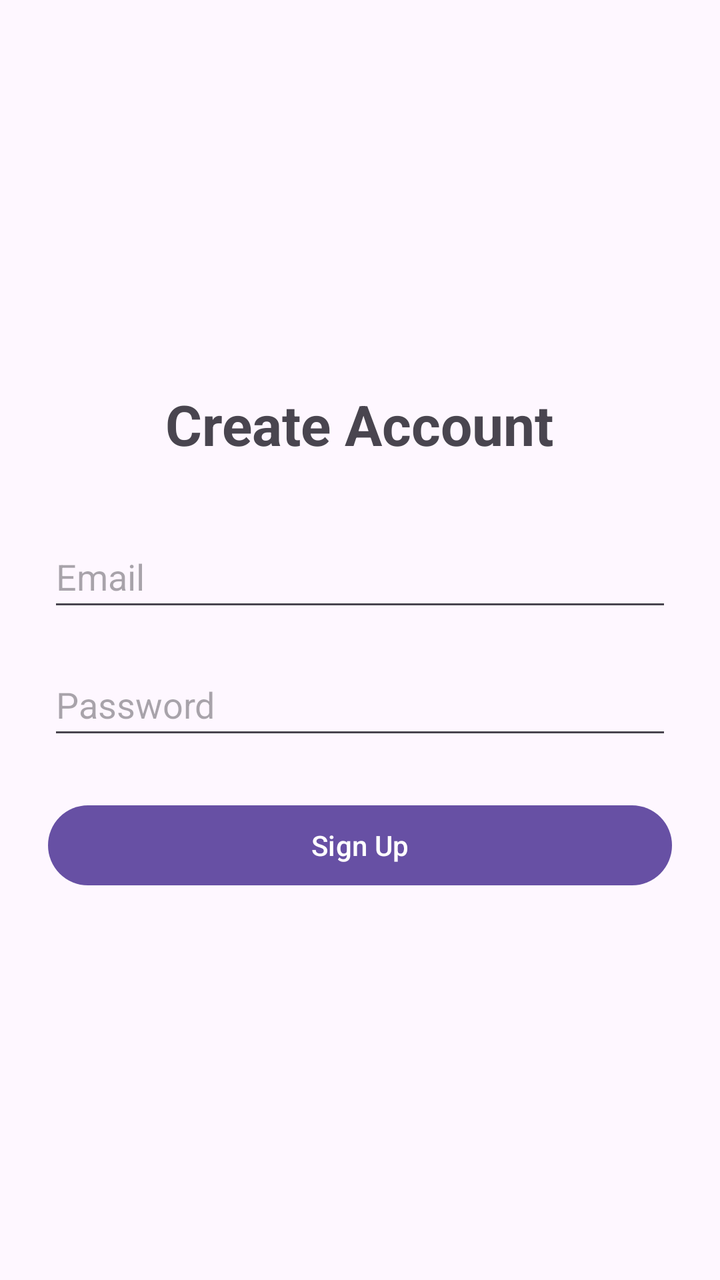
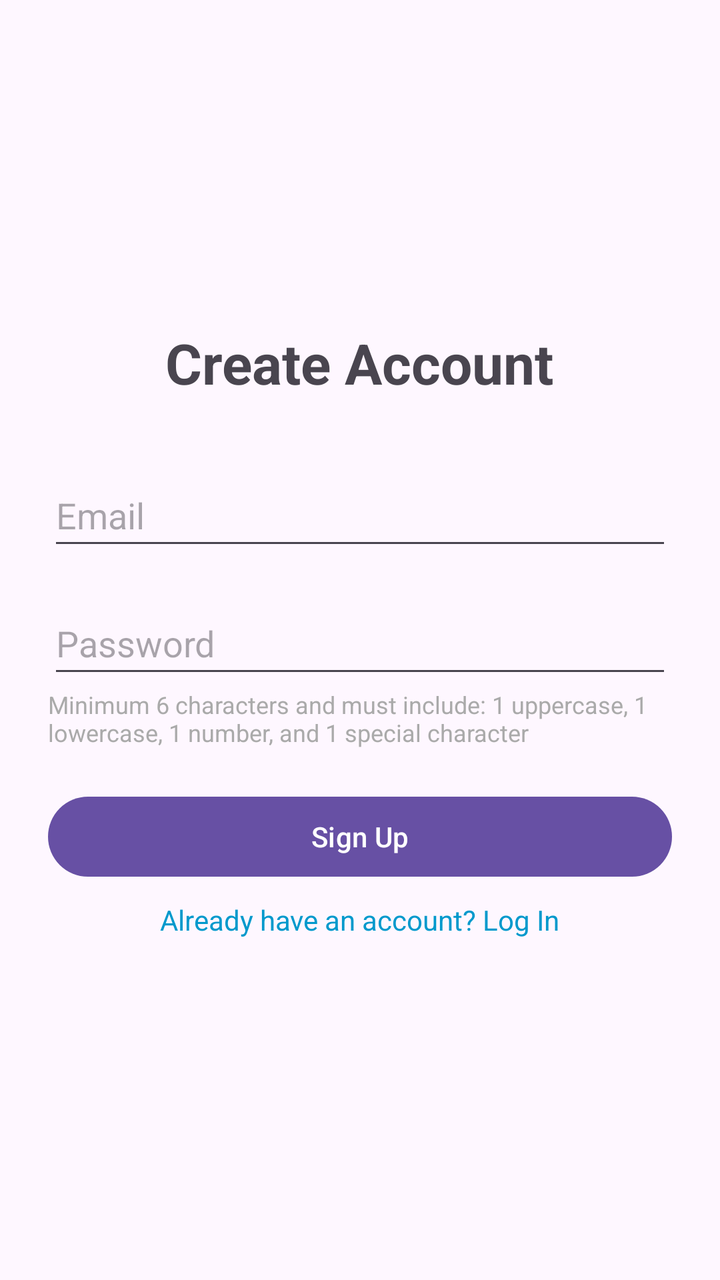

An Android layout rendered at two revisions. The XML below is the earlier revision; the diff shows what the commit changed to produce the second picture.
<!-- AndroidManifest.xml: application theme Theme.CMPT276Group2 -->
<!-- res/layout/activity_sign_up.xml -->
<?xml version="1.0" encoding="utf-8"?>
<LinearLayout xmlns:android="http://schemas.android.com/apk/res/android"
    android:layout_width="match_parent"
    android:layout_height="match_parent"
    android:orientation="vertical"
    android:padding="24dp"
    android:gravity="center">

    <TextView
        android:layout_width="wrap_content"
        android:layout_height="wrap_content"
        android:text="Create Account"
        android:textSize="28sp"
        android:textStyle="bold"
        android:layout_marginBottom="32dp"/>

    <EditText
        android:id="@+id/emailField"
        android:layout_width="match_parent"
        android:layout_height="wrap_content"
        android:hint="Email"
        android:inputType="textEmailAddress"
        android:minHeight="48dp"
        android:layout_marginBottom="16dp"/>

    <EditText
        android:id="@+id/passwordField"
        android:layout_width="match_parent"
        android:layout_height="wrap_content"
        android:hint="Password"
        android:inputType="textPassword"
        android:minHeight="48dp"
        android:layout_marginBottom="24dp"/>

    <Button
        android:id="@+id/signUpButton"
        android:layout_width="match_parent"
        android:layout_height="wrap_content"
        android:text="Sign Up"
        android:minHeight="48dp"/>

</LinearLayout>
<!-- resources referenced by this layout -->
<resources>
  <style name="Theme.CMPT276Group2" parent="Base.Theme.CMPT276Group2" />
  <style name="Base.Theme.CMPT276Group2" parent="Theme.Material3.DayNight.NoActionBar">
          
          
      </style>
</resources>

<!-- the commit's change to res/layout/activity_sign_up.xml (unified diff, before → after) -->
@@ -29,8 +29,16 @@
         android:layout_height="wrap_content"
         android:hint="Password"
         android:inputType="textPassword"
-        android:minHeight="48dp"
-        android:layout_marginBottom="24dp"/>
+        android:minHeight="48dp" />
+
+    <TextView
+        android:id="@+id/passwordReq"
+        android:layout_width="match_parent"
+        android:layout_height="wrap_content"
+        android:text="Minimum 6 characters and must include: 1 uppercase, 1 lowercase, 1 number, and 1 special character"
+        android:textSize="12sp"
+        android:textColor="@android:color/darker_gray"
+        android:layout_marginBottom="20dp" />
 
     <Button
         android:id="@+id/signUpButton"
@@ -39,4 +47,12 @@
         android:text="Sign Up"
         android:minHeight="48dp"/>
 
+    <TextView
+        android:id="@+id/backToLoginText"
+        android:layout_width="wrap_content"
+        android:layout_height="wrap_content"
+        android:text="Already have an account? Log In"
+        android:textColor="@android:color/holo_blue_dark"
+        android:padding="8dp" />
+
 </LinearLayout>
